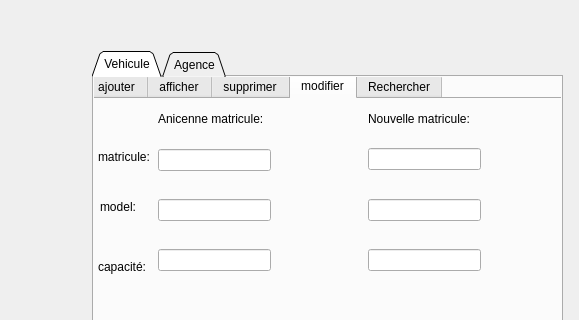
Qt form untitled/mainwindow.ui (nidyas/Home-delivery-project_2A13) before a commit; both pictures show x 0 to 579 and y 0 to 320 of the 800 by 600 pixel window.
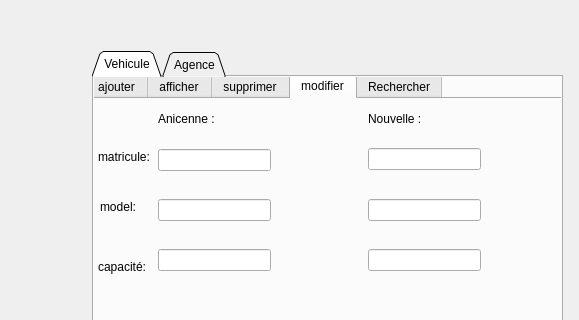
The same form after that commit. The open tabs and pages were chosen to show the change.

Commit message: .ui newbefore adding pdf

```diff
--- a/untitled/mainwindow.ui
+++ b/untitled/mainwindow.ui
@@ -257,7 +257,7 @@
          </rect>
         </property>
         <property name="text">
-         <string>Nouvelle matricule:</string>
+         <string>Nouvelle :</string>
         </property>
        </widget>
        <widget class="QLabel" name="label_19">
@@ -270,7 +270,7 @@
          </rect>
         </property>
         <property name="text">
-         <string>Anicenne matricule:</string>
+         <string>Anicenne :</string>
         </property>
        </widget>
        <widget class="QLineEdit" name="lineEdit_9">
```
Left out of the diff: 2 changed lines with no effect on the pictures. The commit also changes 1 other file.
